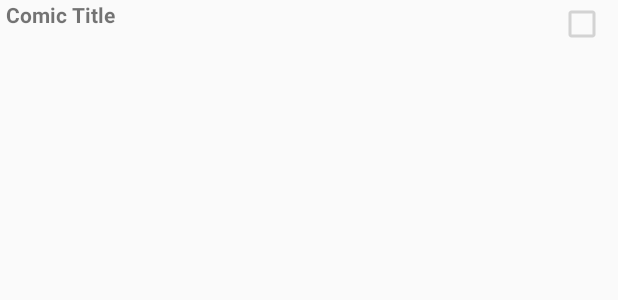
After one commit to TheVolatileV/ComicReader, an Android app: the layout list_item_comic.xml on its own in the app's theme, with its tools: preview values and no code run, on a phone screen of 412 x 824 dp. The commit adds this screen. Shown: the top 300 px of the screen. Run offline under Robolectric (Android 15) with nearby library versions, the phone set to English and light mode, and no system bars.

Commit message:
added R.java

```diff
--- a/app/src/main/java/stem/comicreader/ComicList.java
+++ b/app/src/main/java/stem/comicreader/ComicList.java
@@ -17,6 +17,12 @@ public class ComicList {
     private ComicList(Context appContext) {
         mAppContext = appContext;
         mComics = new ArrayList<Comic>();
+        for (int i = 0; i < 10; i++) {
+            Comic c = new Comic();
+            c.setTitle("Comic " + i);
+            c.setFinished(i % 2 == 0);
+            mComics.add(c);
+        }
     }
 
     public static ComicList get(Context c) {
--- /dev/null
+++ b/app/src/main/res/layout/list_item_comic.xml
@@ -0,0 +1,29 @@
+<?xml version="1.0" encoding="utf-8"?>
+<RelativeLayout
+    xmlns:android="http://schemas.android.com/apk/res/android"
+    android:layout_width="match_parent"
+    android:layout_height="match_parent">
+
+    <CheckBox
+        android:layout_width="wrap_content"
+        android:layout_height="wrap_content"
+        android:id="@+id/comic_list_item_finishedCheckBox"
+        android:gravity="center"
+        android:layout_alignParentRight="true"
+        android:enabled="false"
+        android:focusable="false"
+        android:padding="4dp"/>
+
+    <TextView
+        android:id="@+id/comic_list_item_titleTextView"
+        android:layout_height="wrap_content"
+        android:layout_width="match_parent"
+        android:layout_toLeftOf="@id/comic_list_item_finishedCheckBox"
+        android:textStyle="bold"
+        android:paddingLeft="4dp"
+        android:paddingRight="4dp"
+        android:text="Comic Title"/>
+
+
+
+</RelativeLayout>
```
Also changed, not shown: app/src/main/java/stem/comicreader/ComicListFragment.java (+39 -4 lines), 2 other files.
